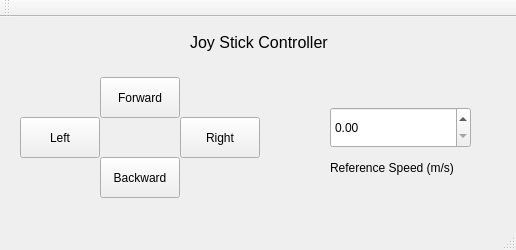
Before: the Qt Designer form mainwindow.ui in tiennvhust/vk_omni_gui, drawn with Qt 5.
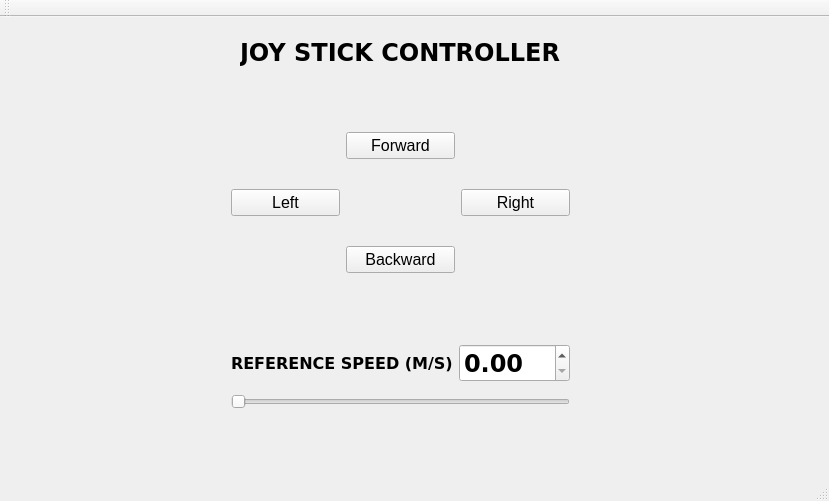
After: the same form once the commit is applied.

Commit message: Add speed slider

Diff of the .ui file:
```diff
--- a/mainwindow.ui
+++ b/mainwindow.ui
@@ -6,107 +6,144 @@
    <rect>
     <x>0</x>
     <y>0</y>
-    <width>516</width>
-    <height>250</height>
+    <width>829</width>
+    <height>501</height>
    </rect>
   </property>
   <property name="windowTitle">
    <string>MainWindow</string>
   </property>
   <widget class="QWidget" name="centralWidget">
-   <widget class="QPushButton" name="forward">
-    <property name="geometry">
-     <rect>
-      <x>100</x>
-      <y>60</y>
-      <width>80</width>
-      <height>41</height>
-     </rect>
-    </property>
-    <property name="text">
-     <string>Forward</string>
-    </property>
-   </widget>
-   <widget class="QPushButton" name="backward">
-    <property name="geometry">
-     <rect>
-      <x>100</x>
-      <y>140</y>
-      <width>80</width>
-      <height>41</height>
-     </rect>
-    </property>
-    <property name="text">
-     <string>Backward</string>
-    </property>
-   </widget>
-   <widget class="QPushButton" name="left">
-    <property name="geometry">
-     <rect>
-      <x>20</x>
-      <y>100</y>
-      <width>80</width>
-      <height>41</height>
-     </rect>
-    </property>
-    <property name="text">
-     <string>Left</string>
-    </property>
-   </widget>
-   <widget class="QPushButton" name="right">
-    <property name="geometry">
-     <rect>
-      <x>180</x>
-      <y>100</y>
-      <width>80</width>
-      <height>41</height>
-     </rect>
-    </property>
-    <property name="text">
-     <string>Right</string>
-    </property>
-   </widget>
-   <widget class="QDoubleSpinBox" name="speedSpinBox">
-    <property name="geometry">
-     <rect>
-      <x>330</x>
-      <y>90</y>
-      <width>141</width>
-      <height>41</height>
-     </rect>
-    </property>
-   </widget>
-   <widget class="QLabel" name="label">
-    <property name="geometry">
-     <rect>
-      <x>330</x>
-      <y>140</y>
-      <width>141</width>
-      <height>21</height>
-     </rect>
-    </property>
-    <property name="text">
-     <string>Reference Speed (m/s)</string>
-    </property>
-   </widget>
    <widget class="QLabel" name="label_2">
     <property name="geometry">
      <rect>
-      <x>190</x>
+      <x>240</x>
       <y>10</y>
-      <width>161</width>
-      <height>31</height>
+      <width>321</width>
+      <height>51</height>
      </rect>
     </property>
     <property name="font">
      <font>
-      <pointsize>12</pointsize>
+      <family>Bitstream Vera Sans</family>
+      <pointsize>18</pointsize>
+      <weight>75</weight>
+      <bold>true</bold>
      </font>
     </property>
     <property name="text">
-     <string>Joy Stick Controller</string>
+     <string>JOY STICK CONTROLLER</string>
     </property>
    </widget>
+   <widget class="QWidget" name="">
+    <property name="geometry">
+     <rect>
+      <x>220</x>
+      <y>80</y>
+      <width>361</width>
+      <height>211</height>
+     </rect>
+    </property>
+    <layout class="QGridLayout" name="gridLayout_2">
+     <item row="0" column="1">
+      <widget class="QPushButton" name="forward">
+       <property name="font">
+        <font>
+         <pointsize>12</pointsize>
+        </font>
+       </property>
+       <property name="text">
+        <string>Forward</string>
+       </property>
+      </widget>
+     </item>
+     <item row="1" column="0">
+      <widget class="QPushButton" name="left">
+       <property name="font">
+        <font>
+         <pointsize>12</pointsize>
+        </font>
+       </property>
+       <property name="text">
+        <string>Left</string>
+       </property>
+      </widget>
+     </item>
+     <item row="2" column="1">
+      <widget class="QPushButton" name="backward">
+       <property name="font">
+        <font>
+         <pointsize>12</pointsize>
+        </font>
+       </property>
+       <property name="text">
+        <string>Backward</string>
+       </property>
+      </widget>
+     </item>
+     <item row="1" column="2">
+      <widget class="QPushButton" name="right">
+       <property name="font">
+        <font>
+         <pointsize>12</pointsize>
+        </font>
+       </property>
+       <property name="text">
+        <string>Right</string>
+       </property>
+      </widget>
+     </item>
+    </layout>
+   </widget>
+   <widget class="QWidget" name="">
+    <property name="geometry">
+     <rect>
+      <x>220</x>
+      <y>310</y>
+      <width>361</width>
+      <height>100</height>
+     </rect>
+    </property>
+    <layout class="QGridLayout" name="gridLayout">
+     <item row="1" column="0" colspan="2">
+      <widget class="QSlider" name="speedSlider">
+       <property name="mouseTracking">
+        <bool>false</bool>
+       </property>
+       <property name="orientation">
+        <enum>Qt::Horizontal</enum>
+       </property>
+      </widget>
+     </item>
+     <item row="0" column="0">
+      <widget class="QLabel" name="label">
+       <property name="font">
+        <font>
+         <family>Bitstream Vera Sans</family>
+         <pointsize>12</pointsize>
+         <weight>75</weight>
+         <bold>true</bold>
+        </font>
+       </property>
+       <property name="text">
+        <string>REFERENCE SPEED (M/S)</string>
+       </property>
+      </widget>
+     </item>
+     <item row="0" column="1">
+      <widget class="QDoubleSpinBox" name="speedSpinBox">
+       <property name="font">
+        <font>
+         <family>Bitstream Vera Sans</family>
+         <pointsize>18</pointsize>
+         <weight>75</weight>
+         <bold>true</bold>
+        </font>
+       </property>
+      </widget>
+     </item>
+    </layout>
+   </widget>
   </widget>
   <widget class="QMenuBar" name="menuBar">
    <property name="geometry">
```
Left out of the diff: 2 changed lines with no effect on the pictures. The commit also changes 5 other files.
